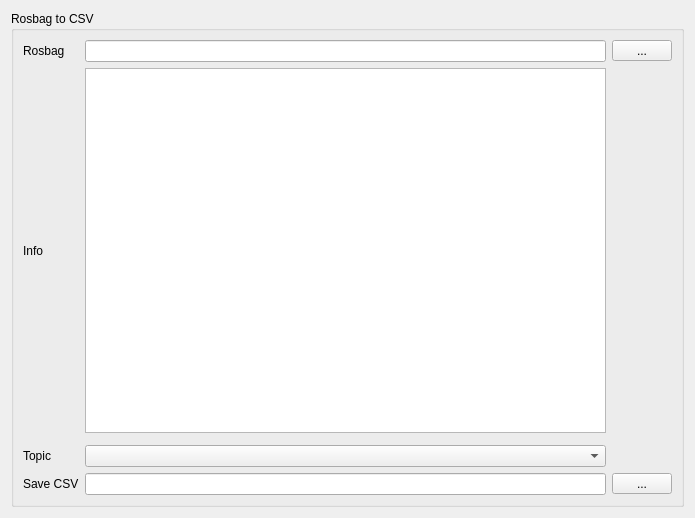
Old version of the form ui/util.ui in the repository yyamazaki933/rosif.
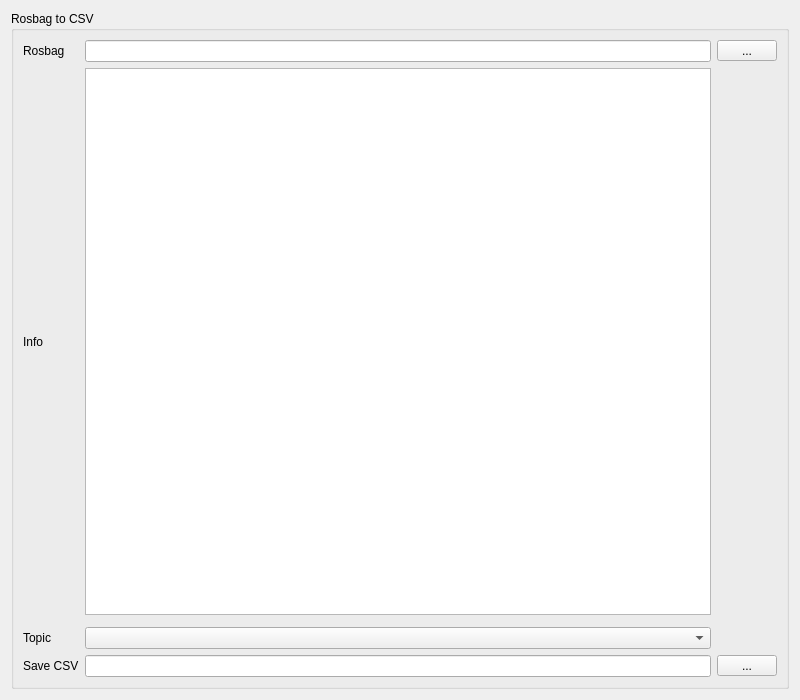
New version of the form.

```diff
--- a/ui/util.ui
+++ b/ui/util.ui
@@ -6,8 +6,8 @@
    <rect>
     <x>0</x>
     <y>0</y>
-    <width>695</width>
-    <height>518</height>
+    <width>800</width>
+    <height>700</height>
    </rect>
   </property>
   <property name="windowTitle">
```
